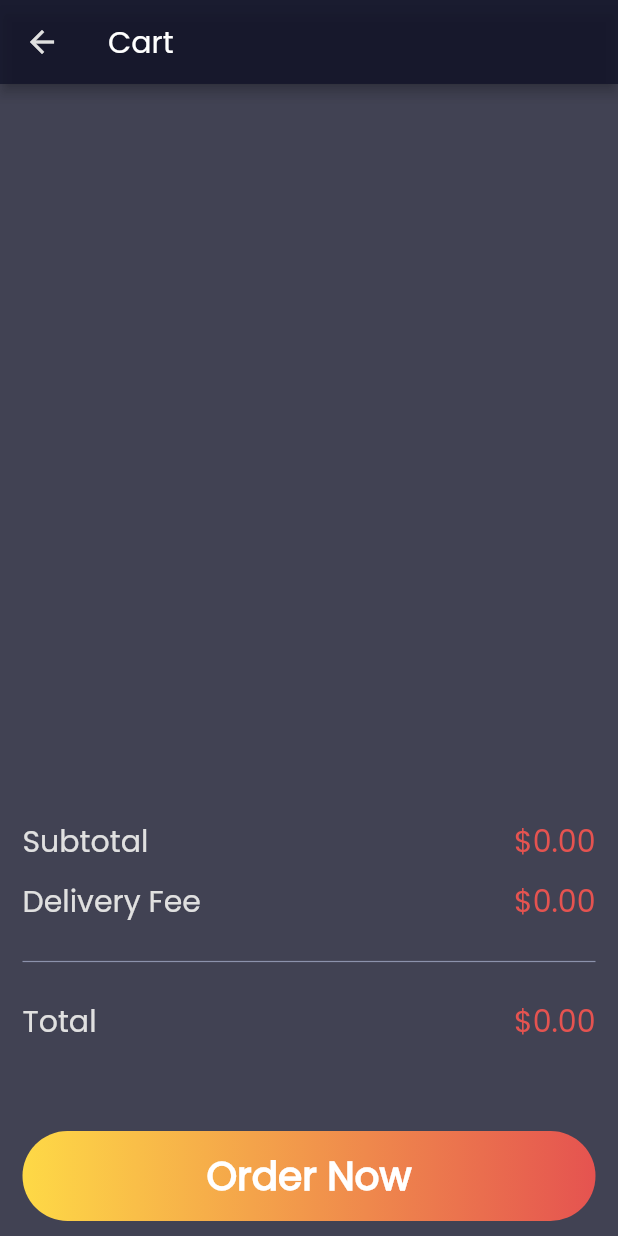
After one commit to JamiuJimoh/food-app, a Flutter app: the CartScreen screen opened by its route, on a phone screen of 412 x 824 dp. The commit adds this screen. Run offline on Flutter 3.47's test engine with Material 2 defaults, Android fonts, the phone set to English and light mode, and no system bars.

Commit message:
created cart screen ui

```diff
--- a/lib/app_theme.dart
+++ b/lib/app_theme.dart
@@ -6,9 +6,8 @@ class AppTheme {
   AppTheme._();
 
   static const Color _primaryColor = kScaffoldColor;
-  static const Color _secondaryColor = kSecondaryColor;
   static const Color _iconColor = kAccentColor;
-  static const Color _accentColor = kAccentColor2;
+  static const Color _accentColor = kAccentColor;
   static const Color _textColor = kTextColor;
 
   static final ThemeData primaryAppTheme = ThemeData(
@@ -18,6 +17,7 @@ class AppTheme {
       iconTheme: IconThemeData(color: _textColor),
       elevation: 3.5,
     ),
+    accentColor: _accentColor,
     textTheme: TextTheme(
       bodyText1: TextStyle(color: _textColor),
     ),
--- a/lib/constants.dart
+++ b/lib/constants.dart
@@ -43,7 +43,7 @@ const kOnboardBottomButtonGradient = LinearGradient(
 
 const kAccentColor = Color(0xFFE55350);
 const kAccentColor2 = Color(0xFFFED946);
-const kAccentColor3 = Color(0xFFFF975D);
+const kAccentColor3 = Color(0xFFF48522);
 const kScaffoldColor = Color(0xCC111328);
 const kSecondaryColor = Color(0xFF1D1E33);
 // const kBorderColor = Color(0xFFa7a6ba);
--- a/lib/main.dart
+++ b/lib/main.dart
@@ -35,6 +35,7 @@ class MyApp extends StatelessWidget {
           MealsOverviewScreen.id: (context) => MealsOverviewScreen(),
           MealDetailScreen.id: (context) => MealDetailScreen(),
           SelectedCategoryScreen.id: (context) => SelectedCategoryScreen(),
+          CartScreen.id: (context)=> CartScreen(),
         },
       ),
     );
--- a/lib/providers/cart.dart
+++ b/lib/providers/cart.dart
@@ -1,14 +1,20 @@
+import 'dart:math';
+
 import 'package:flutter/foundation.dart';
 
 class CartItem {
-  final String id;
+  final String cartId;
+  final String mealId;
   final String title;
+  final String imageUrl;
   final int quantity;
   final double price;
 
   CartItem({
-    @required this.id,
+    @required this.cartId,
+    @required this.mealId,
     @required this.title,
+    @required this.imageUrl,
     @required this.quantity,
     @required this.price,
   });
@@ -25,13 +31,36 @@ class Cart with ChangeNotifier {
     return _items.length;
   }
 
-  void addItem(String mealId, double price, String title) {
+  double get totalAmount {
+    var total = 0.0;
+    _items.forEach((key, cartItem) {
+      total += cartItem.price * cartItem.quantity;
+    });
+    return total;
+  }
+
+  double sumTotalAndDelivery(double totalAmount, double deliveryFee) {
+    return totalAmount + deliveryFee;
+  }
+
+  double get generateDeliveryFee {
+    if (totalAmount > 1.0) {
+      Random random = new Random();
+      return (random.nextDouble() * 3.99);
+    } else {
+      return 0.0;
+    }
+  }
+
+  void addItem(String mealId, double price, String title, String imageUrl) {
     if (_items.containsKey(mealId)) {
       // change quantity...
       _items.update(
         mealId,
         (existingCartItem) => CartItem(
-          id: existingCartItem.id,
+          cartId: existingCartItem.cartId,
+          mealId: existingCartItem.mealId,
+          imageUrl: existingCartItem.imageUrl,
           title: existingCartItem.title,
           price: existingCartItem.price,
           quantity: existingCartItem.quantity + 1,
@@ -41,7 +70,9 @@ class Cart with ChangeNotifier {
       _items.putIfAbsent(
         mealId,
         () => CartItem(
-            id: DateTime.now().toString(),
+            cartId: DateTime.now().toString(),
+            mealId: mealId,
+            imageUrl: imageUrl,
             title: title,
             price: price,
             quantity: 1),
@@ -49,4 +80,25 @@ class Cart with ChangeNotifier {
     }
     notifyListeners();
   }
+
+  void decreaseQuantity(String cartId, String mealId) {
+    _items.update(
+      mealId,
+      (existingCartItem) => CartItem(
+        cartId: existingCartItem.cartId,
+        mealId: existingCartItem.mealId,
+        imageUrl: existingCartItem.imageUrl,
+        title: existingCartItem.title,
+        price: existingCartItem.price,
+        quantity:
+            existingCartItem.quantity > 1 ? existingCartItem.quantity - 1 : 1,
+      ),
+    );
+    notifyListeners();
+  }
+
+  void removeItem(String mealId) {
+    _items.remove(mealId);
+    notifyListeners();
+  }
 }
--- /dev/null
+++ b/lib/screens/cart_screen.dart
@@ -0,0 +1,129 @@
+import 'package:flutter/material.dart';
+import 'package:food_delivery/widgets/cart_item.dart';
+import 'package:food_delivery/widgets/gradient_button.dart';
+import 'package:provider/provider.dart';
+
+import '../constants.dart';
+import '../providers/cart.dart' show Cart;
+
+class CartScreen extends StatefulWidget {
+  static const String id = 'cart_screen';
+
+  @override
+  _CartScreenState createState() => _CartScreenState();
+}
+
+class _CartScreenState extends State<CartScreen> {
+  Cart _cart;
+  double _totalAmount;
+  double _deliveryFee;
+  double _sumTotalAndDelivery;
+  int _itemCount;
+
+  @override
+  void didChangeDependencies() {
+    super.didChangeDependencies();
+    final cart = Provider.of<Cart>(context);
+
+    _cart = cart;
+    _totalAmount = cart.totalAmount;
+    _deliveryFee = cart.generateDeliveryFee;
+    _sumTotalAndDelivery = cart.sumTotalAndDelivery(_totalAmount, _deliveryFee);
+    _itemCount = cart.itemCount;
+  }
+
+  @override
+  Widget build(BuildContext context) {
+    return Scaffold(
+      appBar: AppBar(
+        title: Text('Cart'),
+      ),
+      body: Column(
+        children: [
+          Expanded(
+            flex: 5,
+            child: Container(
+              child: ListView.builder(
+                itemCount: _itemCount,
+                itemBuilder: (ctx, i) => CartItem(
+                  cartId: _cart.items.values.toList()[i].cartId,
+                  mealId: _cart.items.values.toList()[i].mealId,
+                  title: _cart.items.values.toList()[i].title,
+                  imageUrl: _cart.items.values.toList()[i].imageUrl,
+                  price: _cart.items.values.toList()[i].price,
+                  quantity: _cart.items.values.toList()[i].quantity,
+                  // style: kDescTextStyle,
+                ),
+              ),
+            ),
+          ),
+          Expanded(
+            flex: 3,
+            child: Container(
+              padding:
+                  const EdgeInsets.symmetric(horizontal: 15.0, vertical: 10.0),
+              child: Column(
+                children: [
+                  Row(
+                    mainAxisAlignment: MainAxisAlignment.spaceBetween,
+                    children: [
+                      Text(
+                        'Subtotal',
+                        style: kDescTextStyle.copyWith(fontSize: 20.0),
+                      ),
+                      Text(
+                        '\$${_totalAmount.toStringAsFixed(2)}',
+                        style: kPriceTextStyle,
+                      ),
+                    ],
+                  ),
+                  const SizedBox(height: 10.0),
+                  Row(
+                    mainAxisAlignment: MainAxisAlignment.spaceBetween,
+                    children: [
+                      Text(
+                        'Delivery Fee',
+                        style: kDescTextStyle.copyWith(fontSize: 20.0),
+                      ),
+                      Text(
+                        '\$${_deliveryFee.toStringAsFixed(2)}',
+                        style: kPriceTextStyle,
+                      ),
+                    ],
+                  ),
+                  const SizedBox(height: 15.0),
+                  const Divider(
+                    color: kBorderColor,
+                    thickness: 0.8,
+                    height: 20.0,
+                  ),
+                  const SizedBox(height: 15.0),
+                  Row(
+                    mainAxisAlignment: MainAxisAlignment.spaceBetween,
+                    children: [
+                      Text(
+                        'Total',
+                        style: kDescTextStyle.copyWith(fontSize: 20.0),
+                      ),
+                      Text(
+                        '\$${_sumTotalAndDelivery.toStringAsFixed(2)}',
+                        style: kPriceTextStyle,
+                      ),
+                    ],
+                  ),
+                  const Spacer(),
+                  GradientButton(
+                    context: context,
+                    label: 'Order Now',
+                    onTap: () {},
+                    isCurved: true,
+                  ),
+                ],
+              ),
+            ),
+          ),
+        ],
+      ),
+    );
+  }
+}
--- a/lib/screens/meals_overview_screen.dart
+++ b/lib/screens/meals_overview_screen.dart
@@ -5,6 +5,7 @@ import 'package:provider/provider.dart';
 import '../constants.dart';
 import '../providers/meals.dart';
 import '../widgets/widgets.dart';
+import 'cart_screen.dart';
 
 class MealsOverviewScreen extends StatelessWidget {
   static const String id = 'meals_overview_screen';
@@ -32,7 +33,9 @@ class MealsOverviewScreen extends StatelessWidget {
                     child: ch,
                   ),
                   child: IconButton(
-                    onPressed: () {},
+                    onPressed: () {
+                      Navigator.of(context).pushNamed(CartScreen.id);
+                    },
                     icon: Icon(
                       Icons.shopping_cart,
                       color: kTextColor,
--- a/lib/screens/screens.dart
+++ b/lib/screens/screens.dart
@@ -8,3 +8,4 @@ export 'favorites_screen.dart';
 export 'profile_screen.dart';
 export 'selected_category_screen..dart';
 export 'orders_screen.dart';
+export 'cart_screen.dart';
--- a/lib/screens/selected_category_screen..dart
+++ b/lib/screens/selected_category_screen..dart
@@ -5,7 +5,7 @@ import 'package:food_delivery/providers/meals.dart';
 import 'package:provider/provider.dart';
 
 class SelectedCategoryScreen extends StatelessWidget {
-  static const String id = 'categories_screen';
+  static const String id = 'selected_categories_screen';
 
   @override
   Widget build(BuildContext context) {
--- a/lib/screens/tabs_screen.dart
+++ b/lib/screens/tabs_screen.dart
@@ -28,6 +28,7 @@ class _TabsScreenState extends State<TabsScreen> {
   @override
   Widget build(BuildContext context) {
     return SafeArea(
+      top: false,
       child: Scaffold(
         // appBar: AppBar(
         //   title: Text('Meals'),
@@ -36,7 +37,8 @@ class _TabsScreenState extends State<TabsScreen> {
         body: _pages[_selectedPageIndex],
         bottomNavigationBar: BottomNavigationBar(
           onTap: _selectPage,
-          backgroundColor: kSecondaryColor,
+          backgroundColor: kScaffoldColor,
+          elevation: 10.0,
           unselectedItemColor: kBorderColor,
           selectedItemColor: kAccentColor,
           currentIndex: _selectedPageIndex,
--- a/lib/widgets/meal_item_card.dart
+++ b/lib/widgets/meal_item_card.dart
@@ -64,7 +64,6 @@ class MealItemCard extends StatelessWidget {
                               icon: Icon(meal.isFavorite
                                   ? Icons.favorite
                                   : Icons.favorite_border),
-                              // size: 27.0,
                               onPressed: () {
                                 meal.toggleFavoriteStatus();
                               },
--- a/lib/widgets/widgets.dart
+++ b/lib/widgets/widgets.dart
@@ -13,3 +13,5 @@ export 'bordered_container.dart';
 export 'list_tile_card.dart';
 export 'favorites_list_builder.dart';
 export 'badge.dart';
+export 'cart_item.dart';
+export 'counter.dart';
```
Also changed, not shown: lib/providers/meals.dart (+1 -17 lines), lib/screens/meal_detail_screen.dart (+34 -7 lines), lib/widgets/cart_item.dart (added, +146 -0 lines), lib/widgets/counter.dart (added, +39 -0 lines), lib/widgets/img_sliverheader_delegate.dart (+6 -5 lines), lib/widgets/list_tile_card.dart (+24 -45 lines).
